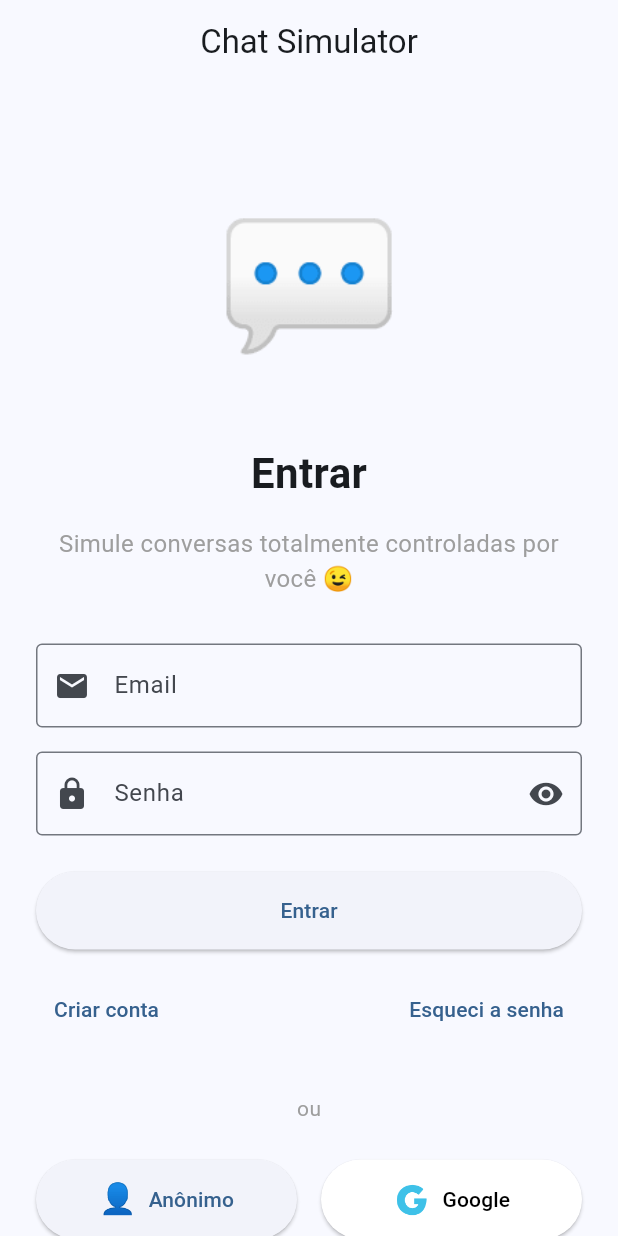
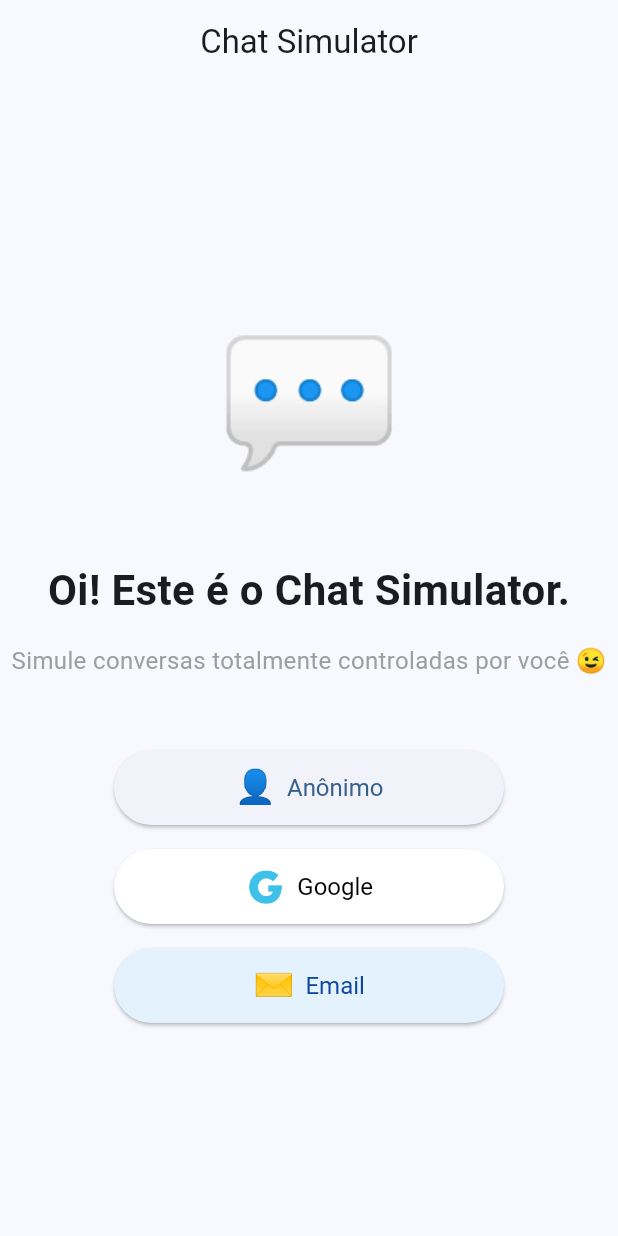
Before and after one commit to andresilveiras/Chat-Simulator, a Flutter app: the screen it shows after launch, on a phone screen of 412 x 824 dp. Run offline on Flutter 3.47's test engine with Material 3 defaults, Android fonts, the phone set to English and light mode, and no system bars; our stand-ins replace firebase_auth, firebase_core, google_sign_in; accounts and stored records are empty.

Commit message:
adjusts in login screen

```diff
--- a/lib/screens/chat_screen.dart
+++ b/lib/screens/chat_screen.dart
@@ -184,7 +184,7 @@
           IconButton(
             onPressed: _editOtherSideName,
             icon: const CustomIcon(
-              emoji: '✏️',
+              emoji: '📝',
               size: 22,
             ),
             tooltip: 'Editar nome do outro lado',
--- a/lib/screens/login_screen.dart
+++ b/lib/screens/login_screen.dart
@@ -2,9 +2,9 @@
 import '../services/auth_service.dart';
 import 'conversations_screen.dart';
 import '../widgets/custom_icon.dart';
+import 'login_email_screen.dart';
 
-/// Tela de login do aplicativo
-/// Permite autenticação anônima, email/senha, Google e navegação para o menu de conversas
+/// Tela de login principal: limpa, só com botões
 class LoginScreen extends StatefulWidget {
   const LoginScreen({super.key});
 
@@ -14,22 +14,8 @@
 
 class _LoginScreenState extends State<LoginScreen> {
   final AuthService _authService = AuthService();
-  final _formKey = GlobalKey<FormState>();
-  final _emailController = TextEditingController();
-  final _passwordController = TextEditingController();
+  bool _isLoading = false;
 
-  bool _isLoading = false;
-  bool _isLoginMode = true; // true = login, false = registro
-  bool _obscurePassword = true;
-
-  @override
-  void dispose() {
-    _emailController.dispose();
-    _passwordController.dispose();
-    super.dispose();
-  }
-
-  /// Realiza o login anônimo
   Future<void> _signInAnonymously() async {
     setState(() => _isLoading = true);
     try {
@@ -50,7 +36,6 @@
     }
   }
 
-  /// Realiza login com Google
   Future<void> _signInWithGoogle() async {
     setState(() => _isLoading = true);
     try {
@@ -71,71 +56,10 @@
     }
   }
 
-  /// Realiza login/registro com email e senha
-  Future<void> _signInWithEmailAndPassword() async {
-    if (!_formKey.currentState!.validate()) return;
-
-    setState(() => _isLoading = true);
-    try {
-      if (_isLoginMode) {
-        await _authService.signInWithEmailAndPassword(
-          _emailController.text.trim(),
-          _passwordController.text,
+  void _goToEmailLogin() {
+    Navigator.of(context).push(
+      MaterialPageRoute(builder: (context) => const LoginEmailScreen()),
     );
-      } else {
-        await _authService.createUserWithEmailAndPassword(
-          _emailController.text.trim(),
-          _passwordController.text,
-        );
-      }
-
-      if (mounted) {
-        Navigator.of(context).pushReplacement(
-          MaterialPageRoute(builder: (context) => const ConversationsScreen()),
-        );
-      }
-    } catch (e) {
-      if (mounted) {
-        final errorMessage = _authService.getErrorMessage(e.toString());
-        ScaffoldMessenger.of(context).showSnackBar(
-          SnackBar(content: Text(errorMessage), backgroundColor: Colors.red),
-        );
-      }
-    } finally {
-      if (mounted) setState(() => _isLoading = false);
-    }
-  }
-
-  /// Envia email de recuperação de senha
-  Future<void> _sendPasswordResetEmail() async {
-    if (_emailController.text.trim().isEmpty) {
-      ScaffoldMessenger.of(context).showSnackBar(
-        const SnackBar(content: Text('Digite seu email primeiro'), backgroundColor: Colors.orange),
-      );
-      return;
-    }
-
-    setState(() => _isLoading = true);
-    try {
-      await _authService.sendPasswordResetEmail(_emailController.text.trim());
-      if (mounted) {
-        ScaffoldMessenger.of(context).showSnackBar(
-          const SnackBar(
-            content: Text('Email de recuperação enviado!'),
-            backgroundColor: Colors.green,
-          ),
-        );
-      }
-    } catch (e) {
-      if (mounted) {
-        final errorMessage = _authService.getErrorMessage(e.toString());
-        ScaffoldMessenger.of(context).showSnackBar(
-          SnackBar(content: Text(errorMessage), backgroundColor: Colors.red),
-        );
-      }
-    } finally {
-      if (mounted) setState(() => _isLoading = false);
-    }
   }
 
   @override
@@ -145,155 +69,77 @@
         title: const Text('Chat Simulator'),
         centerTitle: true,
       ),
-      body: SingleChildScrollView(
-        padding: const EdgeInsets.all(24),
+      body: Center(
         child: Column(
           mainAxisAlignment: MainAxisAlignment.center,
           children: [
-            const SizedBox(height: 40),
             const CustomIcon(
               emoji: '💬',
               size: 100,
               color: Colors.blue,
             ),
             const SizedBox(height: 32),
-            Text(
-              _isLoginMode ? 'Entrar' : 'Criar Conta',
-              style: const TextStyle(
-                fontSize: 28,
-                fontWeight: FontWeight.bold,
-              ),
+            const Text(
+              'Oi! Este é o Chat Simulator.',
+              style: TextStyle(fontSize: 28, fontWeight: FontWeight.bold),
             ),
             const SizedBox(height: 16),
             const Text(
               'Simule conversas totalmente controladas por você 😉',
-              style: TextStyle(
-                fontSize: 16,
-                color: Colors.grey,
-              ),
+              style: TextStyle(fontSize: 16, color: Colors.grey),
               textAlign: TextAlign.center,
             ),
-            const SizedBox(height: 32),
-
-            // Formulário de email/senha
-            Form(
-              key: _formKey,
+            const SizedBox(height: 48),
+            // Botões centralizados, um abaixo do outro
+            SizedBox(
+              width: 260,
               child: Column(
+                crossAxisAlignment: CrossAxisAlignment.stretch,
                 children: [
-                  TextFormField(
-                    controller: _emailController,
-                    keyboardType: TextInputType.emailAddress,
-                    decoration: const InputDecoration(
-                      labelText: 'Email',
-                      prefixIcon: Icon(Icons.email),
-                      border: OutlineInputBorder(),
-                    ),
-                    validator: (value) {
-                      if (value == null || value.trim().isEmpty) {
-                        return 'Digite seu email';
-                      }
-                      if (!value.contains('@')) {
-                        return 'Digite um email válido';
-                      }
-                      return null;
-                    },
-                  ),
-                  const SizedBox(height: 16),
-                  TextFormField(
-                    controller: _passwordController,
-                    obscureText: _obscurePassword,
-                    decoration: InputDecoration(
-                      labelText: 'Senha',
-                      prefixIcon: const Icon(Icons.lock),
-                      suffixIcon: IconButton(
-                        icon: Icon(_obscurePassword ? Icons.visibility : Icons.visibility_off),
-                        onPressed: () => setState(() => _obscurePassword = !_obscurePassword),
-                      ),
-                      border: const OutlineInputBorder(),
-                    ),
-                    validator: (value) {
-                      if (value == null || value.isEmpty) {
-                        return 'Digite sua senha';
-                      }
-                      if (value.length < 6) {
-                        return 'A senha deve ter pelo menos 6 caracteres';
-                      }
-                      return null;
-                    },
-                  ),
-                  const SizedBox(height: 24),
-
-                  // Botão de login/registro
-                  SizedBox(
-                    width: double.infinity,
-                    child: ElevatedButton(
-                      onPressed: _isLoading ? null : _signInWithEmailAndPassword,
-                      style: ElevatedButton.styleFrom(
-                        padding: const EdgeInsets.symmetric(vertical: 16),
-                      ),
-                      child: _isLoading
-                          ? const SizedBox(
-                              height: 20,
-                              width: 20,
-                              child: CircularProgressIndicator(strokeWidth: 2),
-                            )
-                          : Text(_isLoginMode ? 'Entrar' : 'Criar Conta'),
-                    ),
-                  ),
-
-                  // Links de ação
-                  const SizedBox(height: 16),
-                  Row(
-                    mainAxisAlignment: MainAxisAlignment.spaceBetween,
-                    children: [
-                      TextButton(
-                        onPressed: _isLoading ? null : () {
-                          setState(() => _isLoginMode = !_isLoginMode);
-                        },
-                        child: Text(_isLoginMode ? 'Criar conta' : 'Já tenho conta'),
-                      ),
-                      if (_isLoginMode)
-                        TextButton(
-                          onPressed: _isLoading ? null : _sendPasswordResetEmail,
-                          child: const Text('Esqueci a senha'),
-                        ),
-                    ],
-                  ),
-                ],
-              ),
-            ),
-
-            const SizedBox(height: 32),
-            const Text('ou', style: TextStyle(color: Colors.grey)),
-            const SizedBox(height: 24),
-
-            // Botões de login alternativos
-            Row(
-              children: [
-                Expanded(
-                  child: ElevatedButton.icon(
+                  ElevatedButton.icon(
                     onPressed: _isLoading ? null : _signInAnonymously,
-                    icon: const CustomIcon(emoji: '👤', size: 20),
+                    icon: const CustomIcon(emoji: '👤', size: 22),
                     label: const Text('Anônimo'),
                     style: ElevatedButton.styleFrom(
                       padding: const EdgeInsets.symmetric(vertical: 12),
+                      textStyle: const TextStyle(fontSize: 16),
+                      shape: RoundedRectangleBorder(
+                        borderRadius: BorderRadius.circular(30),
                       ),
                     ),
                   ),
-                const SizedBox(width: 16),
-                Expanded(
-                  child: ElevatedButton.icon(
+                  const SizedBox(height: 16),
+                  ElevatedButton.icon(
                     onPressed: _isLoading ? null : _signInWithGoogle,
-                    icon: const CustomIcon(emoji: '🇬', size: 20),
+                    icon: const CustomIcon(emoji: '🇬', size: 22),
                     label: const Text('Google'),
                     style: ElevatedButton.styleFrom(
                       padding: const EdgeInsets.symmetric(vertical: 12),
+                      textStyle: const TextStyle(fontSize: 16),
                       backgroundColor: Colors.white,
                       foregroundColor: Colors.black,
+                      shape: RoundedRectangleBorder(
+                        borderRadius: BorderRadius.circular(30),
+                      ),
+                    ),
+                  ),
+                  const SizedBox(height: 16),
+                  ElevatedButton.icon(
+                    onPressed: _isLoading ? null : _goToEmailLogin,
+                    icon: const CustomIcon(emoji: '✉️', size: 22),
+                    label: const Text('Email'),
+                    style: ElevatedButton.styleFrom(
+                      padding: const EdgeInsets.symmetric(vertical: 12),
+                      textStyle: const TextStyle(fontSize: 16),
+                      backgroundColor: Colors.blue.shade50,
+                      foregroundColor: Colors.blue.shade900,
+                      shape: RoundedRectangleBorder(
+                        borderRadius: BorderRadius.circular(30),
                       ),
                     ),
                   ),
                 ],
+              ),
             ),
           ],
         ),
```
Also changed, not shown: lib/screens/conversations_screen.dart (+6 -2 lines), lib/screens/login_email_screen.dart (added, +191 -0 lines). Lines whose indentation alone changed are shown as unchanged.
